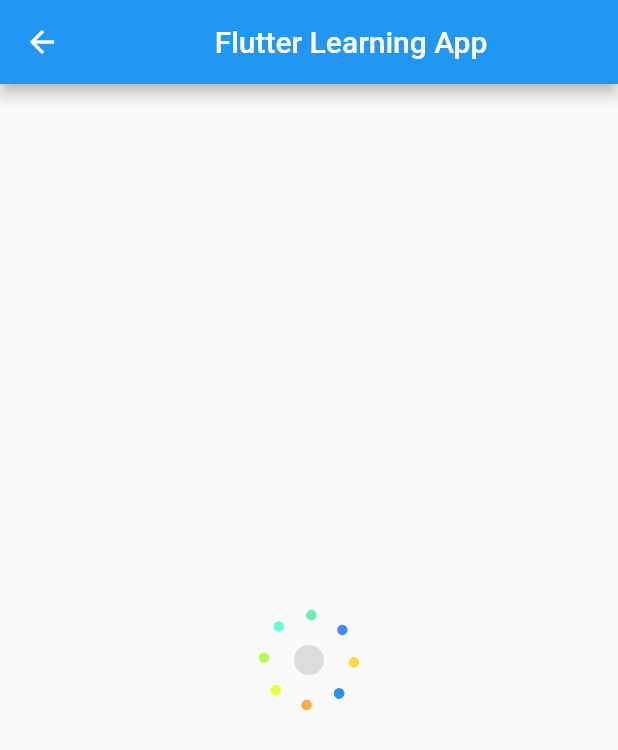
After one commit to grishabh1992/flutter-learn, a Flutter app: the LoaderPage screen opened directly, on a phone screen of 412 x 824 dp. The commit adds this screen. Shown: the top 750 px of the screen. Run offline on Flutter 3.47's test engine with Material 2 defaults, Android fonts, the phone set to English and light mode, and no system bars.

Commit message:
Created custom loader

```diff
--- a/lib/screens/landing.dart
+++ b/lib/screens/landing.dart
@@ -2,6 +2,8 @@ import 'package:flutter/material.dart';
 import 'package:flutter_learn/models/genreal.dart';
 import 'package:flutter_learn/screens/api.dart';
 import 'package:flutter_learn/screens/login.dart';
+
+import 'loader.dart';
 
 class LandingPage extends StatelessWidget {
   final List<Item> items = [
@@ -9,7 +11,8 @@ class LandingPage extends StatelessWidget {
     Item.formObject({'name': 'Simple Routing', 'screen': LoginScreen()}),
     Item.formObject({'name': 'Named Routing', 'screen': LoginScreen()}),
     Item.formObject({'name': 'API Calling', 'screen': APIPage()}),
-    Item.formObject({'name': 'Authentication', 'screen': LoginScreen()})
+    Item.formObject({'name': 'Authentication', 'screen': LoginScreen()}),
+    Item.formObject({'name': 'Custom Loader', 'screen': LoaderPage()}),
   ];
 
   @override
--- /dev/null
+++ b/lib/screens/loader.dart
@@ -0,0 +1,13 @@
+import 'package:flutter/material.dart';
+import 'package:flutter_learn/widgets/loader.dart';
+
+class LoaderPage extends StatelessWidget {
+  @override
+  Widget build(BuildContext context) {
+    return Scaffold(
+        appBar: AppBar(title: Center(child: Text('Flutter Learning App'))),
+        body: Center(
+          child: Loader(),
+        ));
+  }
+}
--- /dev/null
+++ b/lib/widgets/loader.dart
@@ -0,0 +1,113 @@
+import 'dart:math';
+import 'dart:math';
+import 'package:flutter/material.dart';
+
+class Loader extends StatefulWidget {
+  @override
+  State<StatefulWidget> createState() => _LoaderState();
+}
+
+class _LoaderState extends State<Loader> with SingleTickerProviderStateMixin {
+  AnimationController controller;
+  Animation<double> animation_rotation;
+  Animation<double> animation_redius_in;
+  Animation<double> animation_radius_out;
+  final double initialRadius = 30;
+  double radius = 0.0;
+  double smallRadius = 7.0;
+  @override
+  void initState() {
+    super.initState();
+
+    controller =
+        AnimationController(vsync: this, duration: Duration(seconds: 3));
+    animation_rotation = Tween<double>(begin: 0.0, end: 1.0).animate(
+        CurvedAnimation(
+            parent: controller,
+            curve: Interval(0.0, 1.0, curve: Curves.linear)));
+    animation_redius_in = Tween<double>(begin: 1.0, end: 0.0).animate(
+        CurvedAnimation(
+            parent: controller,
+            curve: Interval(0.75, 1.0, curve: Curves.elasticIn)));
+    animation_radius_out = Tween<double>(begin: 0.0, end: 1.0).animate(
+        CurvedAnimation(
+            parent: controller,
+            curve: Interval(0.0, 0.25, curve: Curves.elasticOut)));
+
+    controller.addListener(() {
+      setState(() {
+        if (controller.value >= 0.75 && controller.value <= 1.0) {
+          radius = animation_redius_in.value * initialRadius;
+        } else if (controller.value >= 0.0 && controller.value <= 0.75) {
+          radius = animation_radius_out.value * initialRadius;
+        }
+      });
+    });
+    controller.repeat();
+  }
+
+  @override
+  Widget build(BuildContext context) {
+    return Container(
+      width: 100.0,
+      height: 100.0,
+      child: Center(
+          child: RotationTransition(
+        turns: animation_rotation,
+        child: Stack(children: <Widget>[
+          Dot(color: Colors.black12, radius: 20.0),
+          Transform.translate(
+              offset: Offset(radius * cos(pi), radius * sin(pi)),
+              child: Dot(color: Colors.redAccent, radius: smallRadius)),
+          Transform.translate(
+              offset: Offset(radius * cos(pi / 4), radius * sin(pi / 4)),
+              child: Dot(color: Colors.greenAccent, radius: smallRadius)),
+          Transform.translate(
+              offset: Offset(radius * cos(pi / 2), radius * sin(pi / 2)),
+              child: Dot(color: Colors.blueAccent, radius: smallRadius)),
+          Transform.translate(
+              offset:
+                  Offset(radius * cos(3 * pi / 4), radius * sin(3 * pi / 4)),
+              child: Dot(color: Colors.amberAccent, radius: smallRadius)),
+          Transform.translate(
+              offset:
+                  Offset(radius * cos(4 * pi / 4), radius * sin(4 * pi / 4)),
+              child: Dot(color: Colors.blue, radius: smallRadius)),
+          Transform.translate(
+              offset:
+                  Offset(radius * cos(5 * pi / 4), radius * sin(5 * pi / 4)),
+              child: Dot(color: Colors.orangeAccent, radius: smallRadius)),
+          Transform.translate(
+              offset:
+                  Offset(radius * cos(7 * pi / 4), radius * sin(7 * pi / 4)),
+              child: Dot(color: Colors.lightGreenAccent, radius: smallRadius)),
+          Transform.translate(
+              offset:
+                  Offset(radius * cos(6 * pi / 4), radius * sin(6 * pi / 4)),
+              child: Dot(color: Colors.limeAccent, radius: smallRadius)),
+          Transform.translate(
+              offset:
+                  Offset(radius * cos(8 * pi / 4), radius * sin(8 * pi / 4)),
+              child: Dot(color: Colors.tealAccent, radius: smallRadius)),
+        ]),
+      )),
+    );
+  }
+}
+
+class Dot extends StatelessWidget {
+  final double radius;
+  final Color color;
+
+  Dot({this.radius, this.color});
+
+  @override
+  Widget build(BuildContext context) {
+    return Center(
+        child: Container(
+      width: this.radius,
+      height: this.radius,
+      decoration: BoxDecoration(color: this.color, shape: BoxShape.circle),
+    ));
+  }
+}
```
